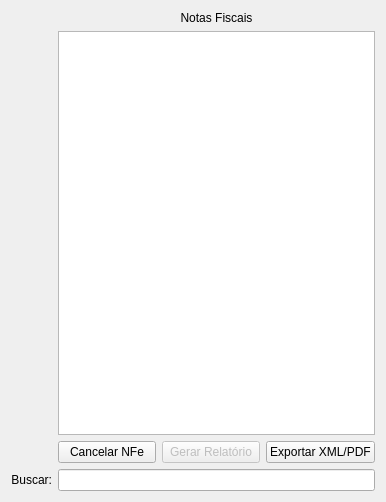
Above: ui/widgetnfesaida.ui from lellisls/ERP-STACCATO before the change. Below: the same form after it.
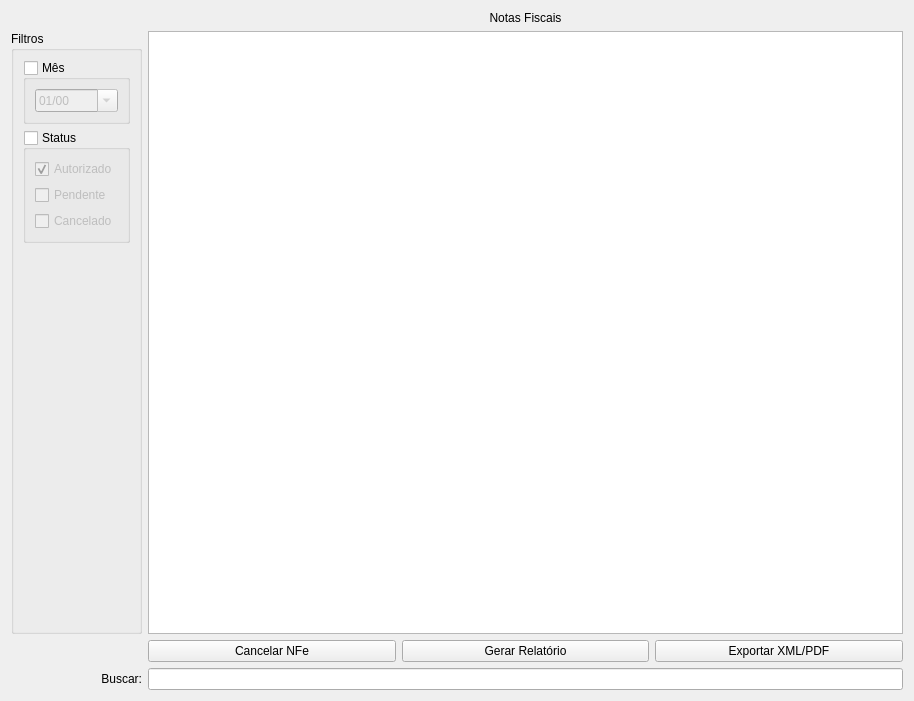
That is the form after the change. Custom widgets are drawn as their Qt base class.

Patch:
```diff
--- a/ui/widgetnfesaida.ui
+++ b/ui/widgetnfesaida.ui
@@ -6,8 +6,8 @@
    <rect>
     <x>0</x>
     <y>0</y>
-    <width>386</width>
-    <height>502</height>
+    <width>914</width>
+    <height>701</height>
    </rect>
   </property>
   <property name="windowTitle">
@@ -58,7 +58,7 @@
      <item row="0" column="1">
       <widget class="QPushButton" name="pushButtonRelatorio">
        <property name="enabled">
-        <bool>false</bool>
+        <bool>true</bool>
        </property>
        <property name="text">
         <string>Gerar Relatório</string>
@@ -94,6 +94,113 @@
      </property>
     </widget>
    </item>
+   <item row="1" column="0">
+    <widget class="QGroupBox" name="groupBox">
+     <property name="title">
+      <string>Filtros</string>
+     </property>
+     <layout class="QGridLayout" name="gridLayout_3">
+      <item row="0" column="0">
+       <widget class="QGroupBox" name="groupBoxMes">
+        <property name="enabled">
+         <bool>true</bool>
+        </property>
+        <property name="title">
+         <string>Mês</string>
+        </property>
+        <property name="checkable">
+         <bool>true</bool>
+        </property>
+        <property name="checked">
+         <bool>false</bool>
+        </property>
+        <layout class="QGridLayout" name="gridLayout_5">
+         <item row="0" column="0">
+          <widget class="QDateEdit" name="dateEdit">
+           <property name="currentSection">
+            <enum>QDateTimeEdit::MonthSection</enum>
+           </property>
+           <property name="displayFormat">
+            <string>MM/yy</string>
+           </property>
+           <property name="calendarPopup">
+            <bool>true</bool>
+           </property>
+          </widget>
+         </item>
+        </layout>
+       </widget>
+      </item>
+      <item row="2" column="0">
+       <widget class="QGroupBox" name="groupBoxStatus">
+        <property name="title">
+         <string>Status</string>
+        </property>
+        <property name="checkable">
+         <bool>true</bool>
+        </property>
+        <property name="checked">
+         <bool>false</bool>
+        </property>
+        <layout class="QGridLayout" name="gridLayout_40">
+         <item row="0" column="0">
+          <widget class="QCheckBox" name="checkBoxAutorizado">
+           <property name="enabled">
+            <bool>true</bool>
+           </property>
+           <property name="text">
+            <string>Autorizado</string>
+           </property>
+           <property name="checked">
+            <bool>true</bool>
+           </property>
+          </widget>
+         </item>
+         <item row="2" column="0">
+          <widget class="QCheckBox" name="checkBoxCancelado">
+           <property name="enabled">
+            <bool>true</bool>
+           </property>
+           <property name="text">
+            <string>Cancelado</string>
+           </property>
+           <property name="checked">
+            <bool>false</bool>
+           </property>
+          </widget>
+         </item>
+         <item row="1" column="0">
+          <widget class="QCheckBox" name="checkBoxCancelado_2">
+           <property name="enabled">
+            <bool>true</bool>
+           </property>
+           <property name="text">
+            <string>Pendente</string>
+           </property>
+           <property name="checked">
+            <bool>false</bool>
+           </property>
+          </widget>
+         </item>
+        </layout>
+       </widget>
+      </item>
+      <item row="3" column="0">
+       <spacer name="verticalSpacer">
+        <property name="orientation">
+         <enum>Qt::Vertical</enum>
+        </property>
+        <property name="sizeHint" stdset="0">
+         <size>
+          <width>20</width>
+          <height>40</height>
+         </size>
+        </property>
+       </spacer>
+      </item>
+     </layout>
+    </widget>
+   </item>
   </layout>
  </widget>
  <customwidgets>
```
